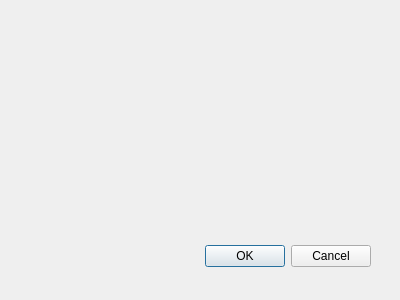
Qt form QT-src/randomgenerationdialog.ui (Golgoo/IHM-MoonProject) before a commit.
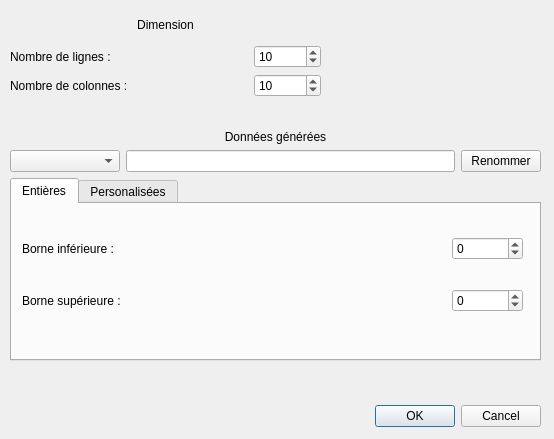
The same form after that commit.

The edit to the form file:
```diff
--- a/QT-src/randomgenerationdialog.ui
+++ b/QT-src/randomgenerationdialog.ui
@@ -8,8 +8,8 @@
    <rect>
     <x>0</x>
     <y>0</y>
-    <width>400</width>
-    <height>300</height>
+    <width>554</width>
+    <height>439</height>
    </rect>
   </property>
   <property name="windowTitle">
@@ -18,9 +18,9 @@
   <widget class="QDialogButtonBox" name="buttonBox">
    <property name="geometry">
     <rect>
-     <x>30</x>
-     <y>240</y>
-     <width>341</width>
+     <x>370</x>
+     <y>400</y>
+     <width>171</width>
      <height>32</height>
     </rect>
    </property>
@@ -31,6 +31,282 @@
     <set>QDialogButtonBox::Cancel|QDialogButtonBox::Ok</set>
    </property>
   </widget>
+  <widget class="QWidget" name="verticalLayoutWidget">
+   <property name="geometry">
+    <rect>
+     <x>10</x>
+     <y>10</y>
+     <width>311</width>
+     <height>87</height>
+    </rect>
+   </property>
+   <layout class="QVBoxLayout" name="DimensionLayout">
+    <item>
+     <widget class="QLabel" name="label_2">
+      <property name="layoutDirection">
+       <enum>Qt::LeftToRight</enum>
+      </property>
+      <property name="text">
+       <string>Dimension</string>
+      </property>
+      <property name="alignment">
+       <set>Qt::AlignCenter</set>
+      </property>
+     </widget>
+    </item>
+    <item>
+     <layout class="QHBoxLayout" name="rows_layout" stretch="100,0,0">
+      <item>
+       <widget class="QLabel" name="label">
+        <property name="text">
+         <string>Nombre de lignes :</string>
+        </property>
+       </widget>
+      </item>
+      <item>
+       <spacer name="horizontalSpacer">
+        <property name="orientation">
+         <enum>Qt::Horizontal</enum>
+        </property>
+        <property name="sizeHint" stdset="0">
+         <size>
+          <width>700</width>
+          <height>0</height>
+         </size>
+        </property>
+       </spacer>
+      </item>
+      <item>
+       <widget class="QSpinBox" name="nb_rows">
+        <property name="maximum">
+         <number>100000000</number>
+        </property>
+        <property name="value">
+         <number>10</number>
+        </property>
+       </widget>
+      </item>
+     </layout>
+    </item>
+    <item>
+     <layout class="QHBoxLayout" name="columns_layout" stretch="0,0,0">
+      <item>
+       <widget class="QLabel" name="label_5">
+        <property name="text">
+         <string>Nombre de colonnes :</string>
+        </property>
+       </widget>
+      </item>
+      <item>
+       <spacer name="horizontalSpacer_4">
+        <property name="orientation">
+         <enum>Qt::Horizontal</enum>
+        </property>
+        <property name="sizeHint" stdset="0">
+         <size>
+          <width>700</width>
+          <height>0</height>
+         </size>
+        </property>
+       </spacer>
+      </item>
+      <item>
+       <widget class="QSpinBox" name="nb_cols">
+        <property name="minimum">
+         <number>0</number>
+        </property>
+        <property name="maximum">
+         <number>100000000</number>
+        </property>
+        <property name="value">
+         <number>10</number>
+        </property>
+       </widget>
+      </item>
+     </layout>
+    </item>
+   </layout>
+  </widget>
+  <widget class="QWidget" name="verticalLayoutWidget_2">
+   <property name="geometry">
+    <rect>
+     <x>10</x>
+     <y>130</y>
+     <width>531</width>
+     <height>231</height>
+    </rect>
+   </property>
+   <layout class="QVBoxLayout" name="DataLayout">
+    <item>
+     <widget class="QLabel" name="label_3">
+      <property name="text">
+       <string>Données générées</string>
+      </property>
+      <property name="alignment">
+       <set>Qt::AlignCenter</set>
+      </property>
+     </widget>
+    </item>
+    <item>
+     <layout class="QHBoxLayout" name="horizontalLayout">
+      <item>
+       <widget class="QComboBox" name="comboBox">
+        <property name="sizePolicy">
+         <sizepolicy hsizetype="Preferred" vsizetype="Fixed">
+          <horstretch>2</horstretch>
+          <verstretch>0</verstretch>
+         </sizepolicy>
+        </property>
+       </widget>
+      </item>
+      <item>
+       <widget class="QLineEdit" name="lineEdit">
+        <property name="sizePolicy">
+         <sizepolicy hsizetype="Expanding" vsizetype="Fixed">
+          <horstretch>6</horstretch>
+          <verstretch>0</verstretch>
+         </sizepolicy>
+        </property>
+        <property name="text">
+         <string/>
+        </property>
+       </widget>
+      </item>
+      <item>
+       <widget class="QPushButton" name="pushButton">
+        <property name="text">
+         <string>Renommer</string>
+        </property>
+       </widget>
+      </item>
+     </layout>
+    </item>
+    <item>
+     <widget class="QTabWidget" name="tabWidget">
+      <property name="enabled">
+       <bool>true</bool>
+      </property>
+      <property name="cursor">
+       <cursorShape>ArrowCursor</cursorShape>
+      </property>
+      <property name="layoutDirection">
+       <enum>Qt::LeftToRight</enum>
+      </property>
+      <property name="tabShape">
+       <enum>QTabWidget::Rounded</enum>
+      </property>
+      <property name="currentIndex">
+       <number>0</number>
+      </property>
+      <property name="elideMode">
+       <enum>Qt::ElideNone</enum>
+      </property>
+      <property name="documentMode">
+       <bool>false</bool>
+      </property>
+      <property name="tabsClosable">
+       <bool>false</bool>
+      </property>
+      <widget class="QWidget" name="tab_2">
+       <attribute name="title">
+        <string>Entières</string>
+       </attribute>
+       <widget class="QWidget" name="layoutWidget">
+        <property name="geometry">
+         <rect>
+          <x>10</x>
+          <y>10</y>
+          <width>501</width>
+          <height>121</height>
+         </rect>
+        </property>
+        <layout class="QVBoxLayout" name="form_layout">
+         <item>
+          <layout class="QHBoxLayout" name="borne_inf_layout" stretch="0,0,0">
+           <item>
+            <widget class="QLabel" name="label_6">
+             <property name="text">
+              <string>Borne inférieure :</string>
+             </property>
+            </widget>
+           </item>
+           <item>
+            <spacer name="horizontalSpacer_5">
+             <property name="orientation">
+              <enum>Qt::Horizontal</enum>
+             </property>
+             <property name="sizeHint" stdset="0">
+              <size>
+               <width>700</width>
+               <height>0</height>
+              </size>
+             </property>
+            </spacer>
+           </item>
+           <item>
+            <widget class="QSpinBox" name="borne_inf">
+             <property name="minimum">
+              <number>-100000000</number>
+             </property>
+             <property name="maximum">
+              <number>100000000</number>
+             </property>
+             <property name="value">
+              <number>0</number>
+             </property>
+            </widget>
+           </item>
+          </layout>
+         </item>
+         <item>
+          <layout class="QHBoxLayout" name="borne_sup_layout" stretch="0,0,0">
+           <item>
+            <widget class="QLabel" name="label_4">
+             <property name="text">
+              <string>Borne supérieure :</string>
+             </property>
+            </widget>
+           </item>
+           <item>
+            <spacer name="horizontalSpacer_3">
+             <property name="orientation">
+              <enum>Qt::Horizontal</enum>
+             </property>
+             <property name="sizeHint" stdset="0">
+              <size>
+               <width>700</width>
+               <height>0</height>
+              </size>
+             </property>
+            </spacer>
+           </item>
+           <item>
+            <widget class="QSpinBox" name="borne_sup">
+             <property name="minimum">
+              <number>-100000000</number>
+             </property>
+             <property name="maximum">
+              <number>100000000</number>
+             </property>
+             <property name="value">
+              <number>0</number>
+             </property>
+            </widget>
+           </item>
+          </layout>
+         </item>
+        </layout>
+       </widget>
+      </widget>
+      <widget class="QWidget" name="tab">
+       <attribute name="title">
+        <string>Personalisées</string>
+       </attribute>
+      </widget>
+     </widget>
+    </item>
+   </layout>
+  </widget>
  </widget>
  <pixmapfunction/>
  <resources/>
```
Left out of the diff: 32 changed lines with no effect on the pictures.
